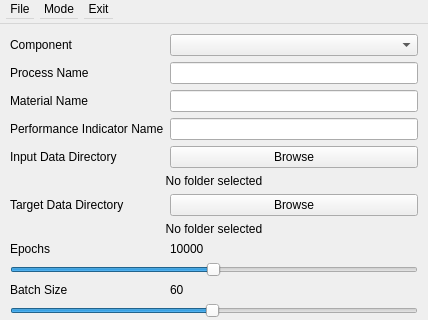
First picture: the form in ui/trainnew_setup.ui, repository 1alex2lee/masters_3d, before the edit; both pictures show x 0 to 428 and y 0 to 320 of the 428 by 492 pixel window.
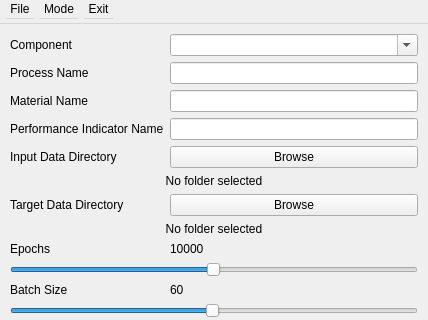
Second picture: the form after the edit.

Commit message: developer mode ui

```diff
--- a/ui/trainnew_setup.ui
+++ b/ui/trainnew_setup.ui
@@ -228,7 +228,11 @@
        </widget>
       </item>
       <item row="0" column="1">
-       <widget class="QComboBox" name="component_dropdown"/>
+       <widget class="QComboBox" name="component_dropdown">
+        <property name="editable">
+         <bool>true</bool>
+        </property>
+       </widget>
       </item>
      </layout>
     </item>
```
The commit also changes 1 other file.
